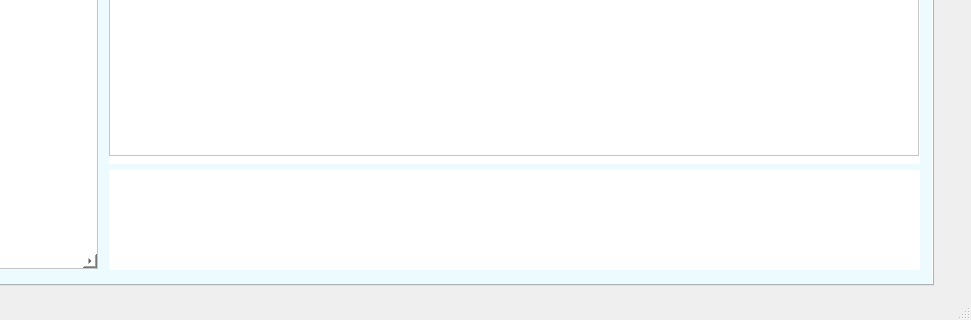
First picture: the form in templates/venPrincipal.ui, repository EvanSilva/ProyectoDI-2, before the edit; both pictures show x 340 to 1311 and y 526 to 846 of the 1311 by 846 pixel window.
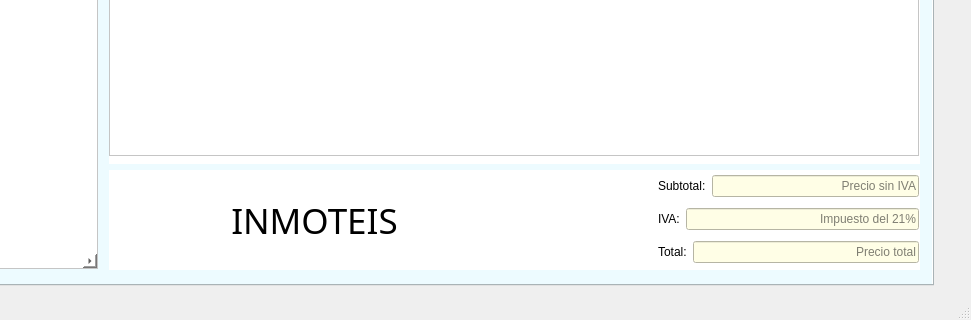
Second picture: the form after the edit. Icons and pictures are not drawn.

Patch:
```diff
--- a/templates/venPrincipal.ui
+++ b/templates/venPrincipal.ui
@@ -3158,6 +3158,178 @@
            <property name="frameShadow">
             <enum>QFrame::Raised</enum>
            </property>
+           <widget class="QLabel" name="label_14">
+            <property name="geometry">
+             <rect>
+              <x>10</x>
+              <y>0</y>
+              <width>91</width>
+              <height>91</height>
+             </rect>
+            </property>
+            <property name="text">
+             <string/>
+            </property>
+            <property name="pixmap">
+             <pixmap>../img/inmoteis.ico</pixmap>
+            </property>
+            <property name="scaledContents">
+             <bool>true</bool>
+            </property>
+           </widget>
+           <widget class="QLabel" name="lblTerms1">
+            <property name="geometry">
+             <rect>
+              <x>110</x>
+              <y>20</y>
+              <width>191</width>
+              <height>61</height>
+             </rect>
+            </property>
+            <property name="font">
+             <font>
+              <family>Imprint MT Shadow</family>
+              <pointsize>26</pointsize>
+              <weight>50</weight>
+              <bold>false</bold>
+             </font>
+            </property>
+            <property name="text">
+             <string>INMOTEIS</string>
+            </property>
+            <property name="alignment">
+             <set>Qt::AlignCenter</set>
+            </property>
+           </widget>
+           <widget class="QWidget" name="">
+            <property name="geometry">
+             <rect>
+              <x>549</x>
+              <y>0</y>
+              <width>261</width>
+              <height>101</height>
+             </rect>
+            </property>
+            <layout class="QVBoxLayout" name="verticalLayout_4">
+             <item>
+              <layout class="QHBoxLayout" name="horizontalLayout_19">
+               <item>
+                <widget class="QLabel" name="label_15">
+                 <property name="text">
+                  <string>Subtotal:</string>
+                 </property>
+                </widget>
+               </item>
+               <item>
+                <widget class="QLineEdit" name="txtFacSubtotal">
+                 <property name="enabled">
+                  <bool>false</bool>
+                 </property>
+                 <property name="minimumSize">
+                  <size>
+                   <width>150</width>
+                   <height>0</height>
+                  </size>
+                 </property>
+                 <property name="maximumSize">
+                  <size>
+                   <width>250</width>
+                   <height>16777215</height>
+                  </size>
+                 </property>
+                 <property name="styleSheet">
+                  <string notr="true">background-color: rgb(255, 254, 230);</string>
+                 </property>
+                 <property name="alignment">
+                  <set>Qt::AlignRight|Qt::AlignTrailing|Qt::AlignVCenter</set>
+                 </property>
+                 <property name="placeholderText">
+                  <string>Precio sin IVA</string>
+                 </property>
+                </widget>
+               </item>
+              </layout>
+             </item>
+             <item>
+              <layout class="QHBoxLayout" name="horizontalLayout_20">
+               <item>
+                <widget class="QLabel" name="label_16">
+                 <property name="text">
+                  <string>IVA:</string>
+                 </property>
+                </widget>
+               </item>
+               <item>
+                <widget class="QLineEdit" name="txtFacIVA">
+                 <property name="enabled">
+                  <bool>false</bool>
+                 </property>
+                 <property name="minimumSize">
+                  <size>
+                   <width>150</width>
+                   <height>0</height>
+                  </size>
+                 </property>
+                 <property name="maximumSize">
+                  <size>
+                   <width>250</width>
+                   <height>16777215</height>
+                  </size>
+                 </property>
+                 <property name="styleSheet">
+                  <string notr="true">background-color: rgb(255, 254, 230);</string>
+                 </property>
+                 <property name="alignment">
+                  <set>Qt::AlignRight|Qt::AlignTrailing|Qt::AlignVCenter</set>
+                 </property>
+                 <property name="placeholderText">
+                  <string>Impuesto del 21%</string>
+                 </property>
+                </widget>
+               </item>
+              </layout>
+             </item>
+             <item>
+              <layout class="QHBoxLayout" name="horizontalLayout_21">
+               <item>
+                <widget class="QLabel" name="label_17">
+                 <property name="text">
+                  <string>Total:</string>
+                 </property>
+                </widget>
+               </item>
+               <item>
+                <widget class="QLineEdit" name="txtFacTotal">
+                 <property name="enabled">
+                  <bool>false</bool>
+                 </property>
+                 <property name="minimumSize">
+                  <size>
+                   <width>150</width>
+                   <height>0</height>
+                  </size>
+                 </property>
+                 <property name="maximumSize">
+                  <size>
+                   <width>250</width>
+                   <height>16777215</height>
+                  </size>
+                 </property>
+                 <property name="styleSheet">
+                  <string notr="true">background-color: rgb(255, 254, 230);</string>
+                 </property>
+                 <property name="alignment">
+                  <set>Qt::AlignRight|Qt::AlignTrailing|Qt::AlignVCenter</set>
+                 </property>
+                 <property name="placeholderText">
+                  <string>Precio total</string>
+                 </property>
+                </widget>
+               </item>
+              </layout>
+             </item>
+            </layout>
+           </widget>
           </widget>
          </item>
         </layout>
```
